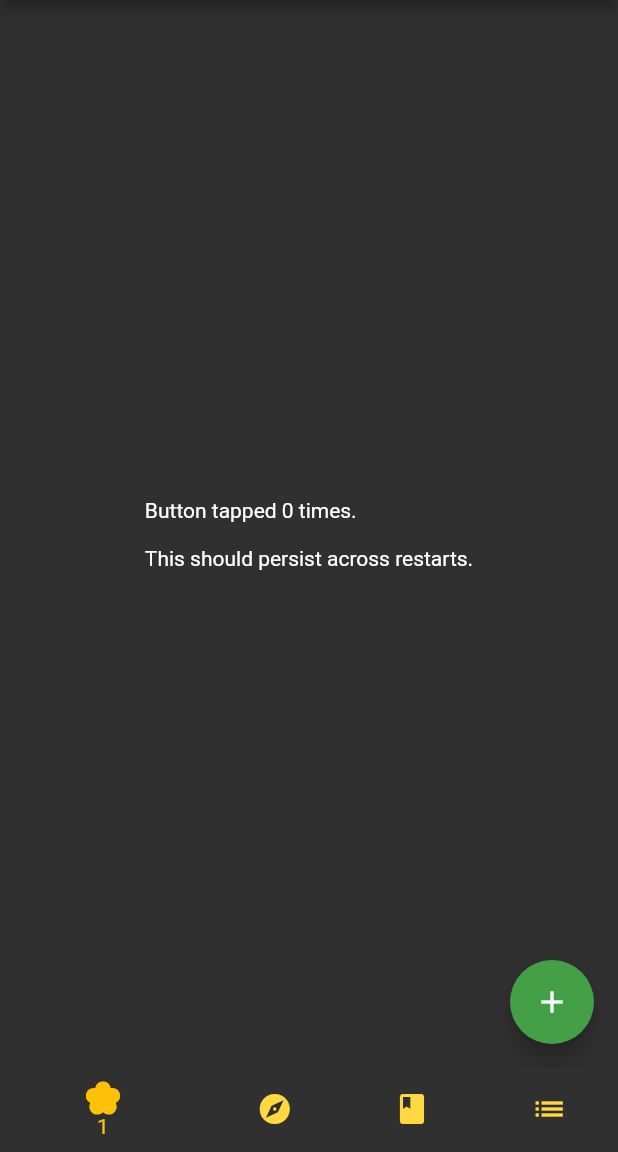
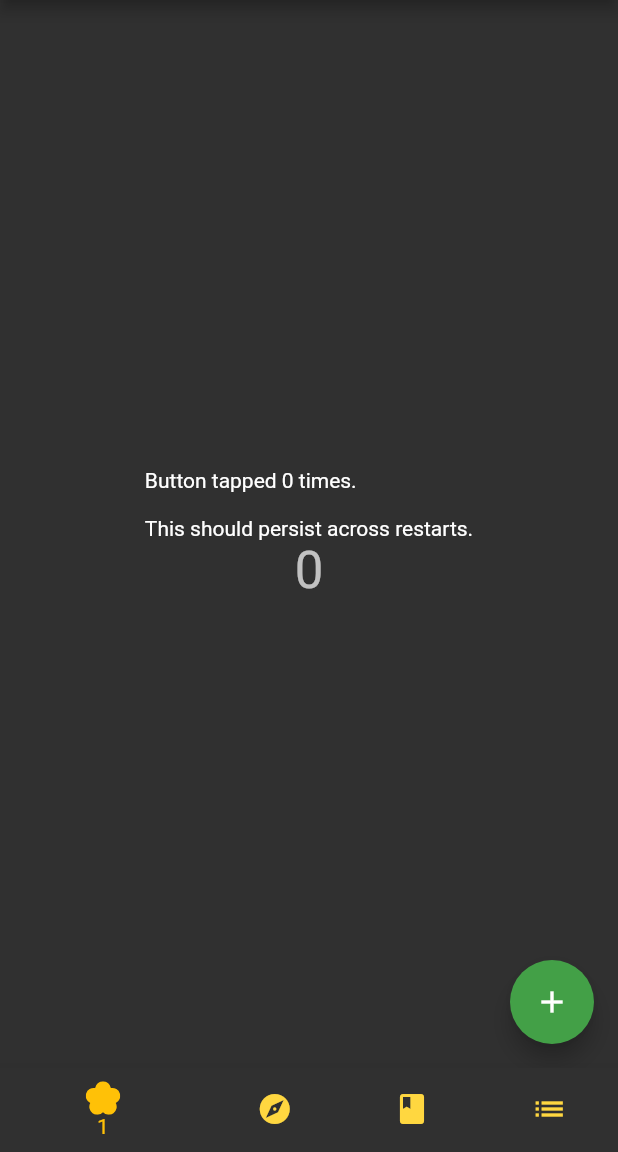
Before and after one commit to Namesiss/flutter_training, a Flutter app: the screen it shows after launch, on a phone screen of 412 x 824 dp, the part 84-1236 px from its top. Run offline on Flutter 3.47's test engine with Material 2 defaults, Android fonts, the phone set to English and light mode, and no system bars; our stand-ins replace flutter_colorpicker, flutter_svg, google_fonts, shared_preferences.

Commit message:
Flutter training

```diff
--- a/lib/components/homecard/home_screen.dart
+++ b/lib/components/homecard/home_screen.dart
@@ -13,6 +13,7 @@ class HomeScreen extends StatefulWidget {
 class HomeScreenState extends State<HomeScreen> {
   Future<SharedPreferences> _prefs = SharedPreferences.getInstance();
   Future<int> _counter;
+  MyStream myStream = new MyStream();
 
   Future<void> _incrementCounter() async {
     final SharedPreferences prefs = await _prefs;
@@ -20,9 +21,11 @@ class HomeScreenState extends State<HomeScreen> {
 
     setState(() {
       _counter = prefs.setInt("counter", counter).then((bool success) {
+        myStream.increment((counter));
         return counter;
       });
     });
+
   }
 
   @override
@@ -37,7 +40,10 @@ class HomeScreenState extends State<HomeScreen> {
   Widget build(BuildContext context) {
     return Scaffold(
       body: Center(
-          child: FutureBuilder<int>(
+          child: Column(
+            mainAxisAlignment: MainAxisAlignment.center,
+            children: <Widget>[
+              FutureBuilder<int>(
                 future: _counter,
                 builder: (BuildContext context, AsyncSnapshot<int> snapshot) {
                   switch (snapshot.connectionState) {
@@ -53,7 +59,14 @@ class HomeScreenState extends State<HomeScreen> {
                         );
                       }
                   }
-              })),
+                }),
+              StreamBuilder(
+                stream: myStream.counterStream,
+                  builder: (context, snapshot) => Text((snapshot.data !=null) ? snapshot.data.toString() : "0",
+              style: Theme.of(context).textTheme.headline4,
+              ))
+        ]
+          )),
       floatingActionButton: FloatingActionButton(
         onPressed: _incrementCounter,
         tooltip: 'Increment',
@@ -62,3 +75,18 @@ class HomeScreenState extends State<HomeScreen> {
     );
   }
 }
+
+class MyStream {
+  StreamController counterController = new StreamController<int>();
+  Stream get counterStream => counterController.stream;
+
+  void increment(int counter){
+    counter++;
+    counterController.sink.add(counter);
+  }
+
+  void dispose() {
+    counterController.close();
+  }
+
+}
```
Lines whose indentation alone changed are shown as unchanged.
